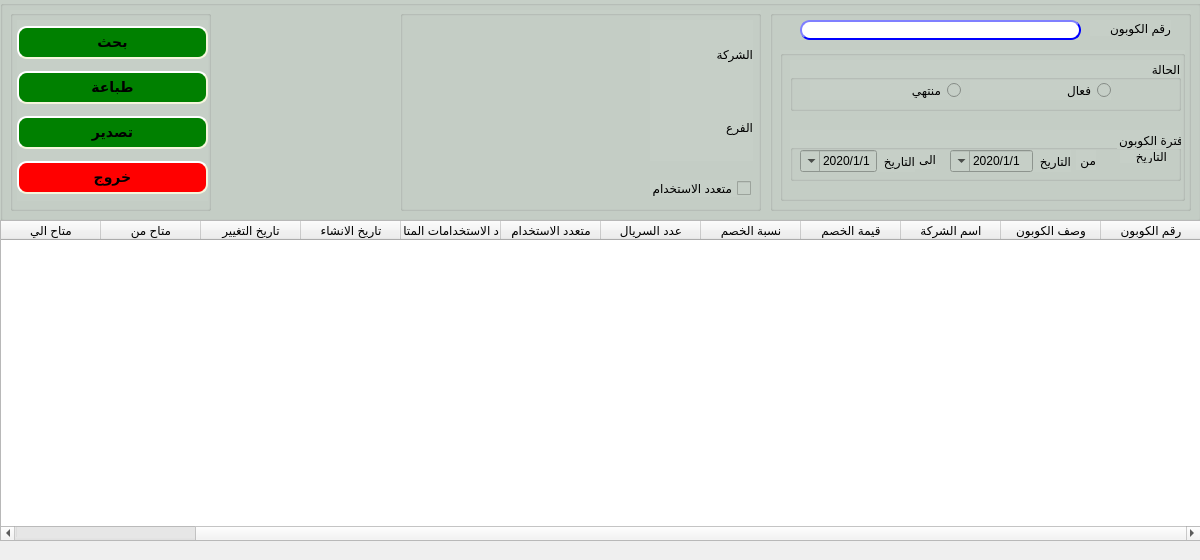
shymaa123456/HyperPOS2020, file presentation/reports_ui/Coupon_display.ui: the form before one commit.
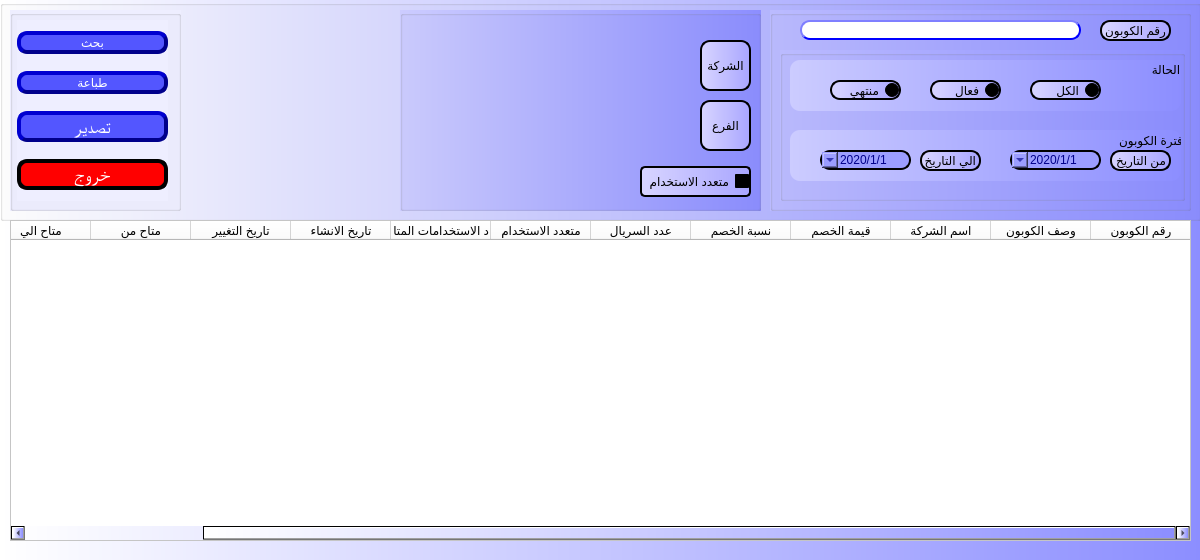
The form after the commit.

Commit message: finalize Coupon comments

Patch:
```diff
--- a/presentation/reports_ui/Coupon_display.ui
+++ b/presentation/reports_ui/Coupon_display.ui
@@ -31,6 +31,9 @@
   <property name="layoutDirection">
    <enum>Qt::RightToLeft</enum>
   </property>
+  <property name="styleSheet">
+   <string notr="true">background-color: qlineargradient(spread:pad, x1:0, y1:0, x2:1, y2:0, stop:0 #ffffff, stop:1 #8c8eff);</string>
+  </property>
   <widget class="QGroupBox" name="groupBox">
    <property name="geometry">
     <rect>
@@ -51,9 +54,7 @@
     <enum>Qt::LeftToRight</enum>
    </property>
    <property name="styleSheet">
-    <string notr="true">
-                    background-color: rgb(198, 207, 199);
-                </string>
+    <string notr="true">background-color: qlineargradient(spread:pad, x1:0, y1:0, x2:1, y2:0, stop:0 #ffffff, stop:1 #8c8eff);</string>
    </property>
    <property name="title">
     <string/>
@@ -70,35 +71,12 @@
       <height>201</height>
      </rect>
     </property>
+    <property name="styleSheet">
+     <string notr="true">background-color: qlineargradient(spread:pad, x1:0, y1:0, x2:1, y2:0, stop:0 #ccccff, stop:1 #8c8eff);</string>
+    </property>
     <property name="title">
      <string/>
     </property>
-    <widget class="QWidget" name="layoutWidget">
-     <property name="geometry">
-      <rect>
-       <x>250</x>
-       <y>10</y>
-       <width>103</width>
-       <height>141</height>
-      </rect>
-     </property>
-     <layout class="QVBoxLayout" name="verticalLayout_2">
-      <item>
-       <widget class="QLabel" name="label_4">
-        <property name="text">
-         <string>الشركة</string>
-        </property>
-       </widget>
-      </item>
-      <item>
-       <widget class="QLabel" name="label_11">
-        <property name="text">
-         <string>الفرع</string>
-        </property>
-       </widget>
-      </item>
-     </layout>
-    </widget>
     <widget class="QComboBox" name="CMB_level4">
      <property name="geometry">
       <rect>
@@ -112,19 +90,75 @@
     <widget class="QCheckBox" name="QcheckBox_multi">
      <property name="geometry">
       <rect>
-       <x>250</x>
-       <y>170</y>
-       <width>101</width>
-       <height>17</height>
+       <x>240</x>
+       <y>156</y>
+       <width>111</width>
+       <height>31</height>
       </rect>
      </property>
      <property name="layoutDirection">
       <enum>Qt::RightToLeft</enum>
      </property>
+     <property name="styleSheet">
+      <string notr="true">color:Black;
+background-color: qlineargradient(spread:pad, x1:0, y1:0, x2:1, y2:0, stop:0 #d8d5ff, stop:1 #a9a6ff);
+border-style: outset;
+border-width: 2px;
+border-radius: 5px;
+border-color:black;</string>
+     </property>
      <property name="text">
       <string>متعدد الاستخدام</string>
      </property>
     </widget>
+    <widget class="QLabel" name="label_4">
+     <property name="geometry">
+      <rect>
+       <x>300</x>
+       <y>30</y>
+       <width>51</width>
+       <height>51</height>
+      </rect>
+     </property>
+     <property name="styleSheet">
+      <string notr="true">color:Black;
+background-color: qlineargradient(spread:pad, x1:0, y1:0, x2:1, y2:0, stop:0 #d8d5ff, stop:1 #a9a6ff);
+border-style: outset;
+border-width: 2px;
+border-radius: 10px;
+border-color:black;</string>
+     </property>
+     <property name="text">
+      <string>الشركة</string>
+     </property>
+     <property name="alignment">
+      <set>Qt::AlignCenter</set>
+     </property>
+    </widget>
+    <widget class="QLabel" name="label_11">
+     <property name="geometry">
+      <rect>
+       <x>300</x>
+       <y>90</y>
+       <width>51</width>
+       <height>51</height>
+      </rect>
+     </property>
+     <property name="styleSheet">
+      <string notr="true">color:Black;
+background-color: qlineargradient(spread:pad, x1:0, y1:0, x2:1, y2:0, stop:0 #d8d5ff, stop:1 #a9a6ff);
+border-style: outset;
+border-width: 2px;
+border-radius: 10px;
+border-color:black;</string>
+     </property>
+     <property name="text">
+      <string>الفرع</string>
+     </property>
+     <property name="alignment">
+      <set>Qt::AlignCenter</set>
+     </property>
+    </widget>
    </widget>
    <widget class="QGroupBox" name="groupBox_5">
     <property name="geometry">
@@ -138,6 +172,9 @@
     <property name="layoutDirection">
      <enum>Qt::RightToLeft</enum>
     </property>
+    <property name="styleSheet">
+     <string notr="true">background-color: qlineargradient(spread:pad, x1:0, y1:0, x2:1, y2:0, stop:0 #bbbbff, stop:1 #8c8eff);</string>
+    </property>
     <property name="title">
      <string/>
     </property>
@@ -205,127 +242,130 @@
       <property name="layoutDirection">
        <enum>Qt::RightToLeft</enum>
       </property>
+      <property name="styleSheet">
+       <string notr="true">color:Black;
+background-color: qlineargradient(spread:pad, x1:0, y1:0, x2:1, y2:0, stop:0 #d8d5ff, stop:1 #a9a6ff);
+border-width: 2px;
+border-radius: 10px;
+border-color:black;
+background-color: qlineargradient(spread:pad, x1:0, y1:0, x2:1, y2:0, stop:0 #ccccff, stop:1 #8c8eff);</string>
+      </property>
       <property name="title">
        <string>فترة الكوبون</string>
       </property>
-      <widget class="QWidget" name="layoutWidget_2">
+      <widget class="QDateTimeEdit" name="Qdate_to">
        <property name="geometry">
         <rect>
-         <x>160</x>
+         <x>30</x>
          <y>20</y>
-         <width>121</width>
-         <height>22</height>
-        </rect>
-       </property>
-       <layout class="QHBoxLayout" name="horizontalLayout">
-        <item>
-         <widget class="QLabel" name="label_3">
-          <property name="text">
-           <string>التاريخ</string>
-          </property>
-         </widget>
-        </item>
-        <item>
-         <widget class="QDateTimeEdit" name="Qdate_from">
-          <property name="layoutDirection">
-           <enum>Qt::RightToLeft</enum>
-          </property>
-          <property name="minimumDateTime">
-           <datetime>
-            <hour>0</hour>
-            <minute>0</minute>
-            <second>0</second>
-            <year>2020</year>
-            <month>1</month>
-            <day>1</day>
-           </datetime>
-          </property>
-          <property name="displayFormat">
-           <string>d/M/yyyy</string>
-          </property>
-          <property name="calendarPopup">
-           <bool>true</bool>
-          </property>
-         </widget>
-        </item>
-       </layout>
-      </widget>
-      <widget class="QLabel" name="label_9">
-       <property name="geometry">
-        <rect>
-         <x>286</x>
-         <y>20</y>
-         <width>20</width>
+         <width>91</width>
          <height>20</height>
         </rect>
        </property>
-       <property name="text">
-        <string>من</string>
+       <property name="styleSheet">
+        <string notr="true">color:darkblue;
+background-color: qlineargradient(spread:pad, x1:0, y1:0, x2:1, y2:0, stop:0 #d8d5ff, stop:1 #a9a6ff);
+border-style: outset;
+border-width: 2px;
+border-radius: 10px;
+border-color:black;
+background-color: #9c9eff;</string>
        </property>
+       <property name="minimumDateTime">
+        <datetime>
+         <hour>0</hour>
+         <minute>0</minute>
+         <second>0</second>
+         <year>2020</year>
+         <month>1</month>
+         <day>1</day>
+        </datetime>
+       </property>
+       <property name="displayFormat">
+        <string>d/M/yyyy</string>
+       </property>
+       <property name="calendarPopup">
+        <bool>true</bool>
+       </property>
       </widget>
-      <widget class="QLabel" name="label_10">
+      <widget class="QLabel" name="label_8">
        <property name="geometry">
         <rect>
-         <x>120</x>
+         <x>130</x>
          <y>20</y>
-         <width>26</width>
-         <height>19</height>
+         <width>61</width>
+         <height>21</height>
         </rect>
        </property>
+       <property name="styleSheet">
+        <string notr="true">color:Black;
+background-color: qlineargradient(spread:pad, x1:0, y1:0, x2:1, y2:0, stop:0 #d8d5ff, stop:1 #a9a6ff);
+border-style: outset;
+border-width: 2px;
+border-radius: 10px;
+border-color:black;</string>
+       </property>
        <property name="text">
-        <string>الى</string>
+        <string>الي التاريخ</string>
        </property>
       </widget>
-      <widget class="QWidget" name="layoutWidget_3">
+      <widget class="QDateTimeEdit" name="Qdate_from">
        <property name="geometry">
         <rect>
-         <x>10</x>
+         <x>220</x>
          <y>20</y>
-         <width>115</width>
-         <height>22</height>
+         <width>91</width>
+         <height>20</height>
         </rect>
        </property>
-       <layout class="QHBoxLayout" name="horizontalLayout_2">
-        <item>
-         <widget class="QLabel" name="label_8">
-          <property name="text">
-           <string>التاريخ</string>
-          </property>
-         </widget>
-        </item>
-        <item>
-         <widget class="QDateTimeEdit" name="Qdate_to">
-          <property name="minimumDateTime">
-           <datetime>
-            <hour>0</hour>
-            <minute>0</minute>
-            <second>0</second>
-            <year>2020</year>
-            <month>1</month>
-            <day>1</day>
-           </datetime>
-          </property>
-          <property name="displayFormat">
-           <string>d/M/yyyy</string>
-          </property>
-          <property name="calendarPopup">
-           <bool>true</bool>
-          </property>
-         </widget>
-        </item>
-       </layout>
+       <property name="layoutDirection">
+        <enum>Qt::RightToLeft</enum>
+       </property>
+       <property name="styleSheet">
+        <string notr="true">color:darkblue;
+background-color: qlineargradient(spread:pad, x1:0, y1:0, x2:1, y2:0, stop:0 #d8d5ff, stop:1 #a9a6ff);
+border-style: outset;
+border-width: 2px;
+border-radius: 10px;
+border-color:black;
+background-color: #9c9eff;</string>
+       </property>
+       <property name="minimumDateTime">
+        <datetime>
+         <hour>0</hour>
+         <minute>0</minute>
+         <second>0</second>
+         <year>2020</year>
+         <month>1</month>
+         <day>1</day>
+        </datetime>
+       </property>
+       <property name="displayFormat">
+        <string>d/M/yyyy</string>
+       </property>
+       <property name="calendarPopup">
+        <bool>true</bool>
+       </property>
       </widget>
-      <widget class="QLabel" name="label">
+      <widget class="QLabel" name="label_3">
        <property name="geometry">
         <rect>
-         <x>330</x>
+         <x>320</x>
          <y>20</y>
-         <width>47</width>
-         <height>13</height>
+         <width>61</width>
+         <height>21</height>
         </rect>
        </property>
+       <property name="styleSheet">
+        <string notr="true">color:Black;
+background-color: qlineargradient(spread:pad, x1:0, y1:0, x2:1, y2:0, stop:0 #d8d5ff, stop:1 #a9a6ff);
+border-style: outset;
+border-width: 2px;
+border-radius: 10px;
+border-color:black;</string>
+       </property>
        <property name="text">
-        <string>التاريخ</string>
+        <string>من التاريخ</string>
        </property>
       </widget>
      </widget>
@@ -341,18 +381,34 @@
       <property name="layoutDirection">
        <enum>Qt::RightToLeft</enum>
       </property>
+      <property name="styleSheet">
+       <string notr="true">color:Black;
+background-color: qlineargradient(spread:pad, x1:0, y1:0, x2:1, y2:0, stop:0 #d8d5ff, stop:1 #a9a6ff);
+border-width: 2px;
+border-radius: 10px;
+border-color:black;
+background-color: qlineargradient(spread:pad, x1:0, y1:0, x2:1, y2:0, stop:0 #ccccff, stop:1 #8c8eff);</string>
+      </property>
       <property name="title">
        <string>الحالة</string>
       </property>
       <widget class="QRadioButton" name="radioBtnPromActive">
        <property name="geometry">
         <rect>
-         <x>180</x>
+         <x>140</x>
          <y>20</y>
-         <width>141</width>
+         <width>71</width>
          <height>20</height>
         </rect>
        </property>
+       <property name="styleSheet">
+        <string notr="true">color:Black;
+background-color: qlineargradient(spread:pad, x1:0, y1:0, x2:1, y2:0, stop:0 #d8d5ff, stop:1 #a9a6ff);
+border-style: outset;
+border-width: 2px;
+border-radius: 10px;
+border-color:black;</string>
+       </property>
        <property name="text">
         <string>فعال</string>
        </property>
@@ -360,27 +416,70 @@
       <widget class="QRadioButton" name="radioBtnPromExpired">
        <property name="geometry">
         <rect>
-         <x>20</x>
+         <x>40</x>
          <y>20</y>
-         <width>151</width>
+         <width>71</width>
          <height>20</height>
         </rect>
        </property>
+       <property name="styleSheet">
+        <string notr="true">color:Black;
+background-color: qlineargradient(spread:pad, x1:0, y1:0, x2:1, y2:0, stop:0 #d8d5ff, stop:1 #a9a6ff);
+border-style: outset;
+border-width: 2px;
+border-radius: 10px;
+border-color:black;</string>
+       </property>
        <property name="text">
         <string>منتهي</string>
        </property>
       </widget>
+      <widget class="QRadioButton" name="radioBtnPromAll">
+       <property name="enabled">
+        <bool>true</bool>
+       </property>
+       <property name="geometry">
+        <rect>
+         <x>240</x>
+         <y>20</y>
+         <width>71</width>
+         <height>20</height>
+        </rect>
+       </property>
+       <property name="styleSheet">
+        <string notr="true">color:Black;
+background-color: qlineargradient(spread:pad, x1:0, y1:0, x2:1, y2:0, stop:0 #d8d5ff, stop:1 #a9a6ff);
+border-style: outset;
+border-width: 2px;
+border-radius: 10px;
+border-color:black;</string>
+       </property>
+       <property name="text">
+        <string>الكل</string>
+       </property>
+       <property name="checked">
+        <bool>true</bool>
+       </property>
+      </widget>
      </widget>
     </widget>
     <widget class="QLabel" name="labelCopNum">
      <property name="geometry">
       <rect>
-       <x>320</x>
+       <x>330</x>
        <y>10</y>
-       <width>81</width>
-       <height>16</height>
+       <width>71</width>
+       <height>21</height>
       </rect>
      </property>
+     <property name="styleSheet">
+      <string notr="true">color:Black;
+background-color: qlineargradient(spread:pad, x1:0, y1:0, x2:1, y2:0, stop:0 #d8d5ff, stop:1 #a9a6ff);
+border-style: outset;
+border-width: 2px;
+border-radius: 10px;
+border-color:black;</string>
+     </property>
      <property name="text">
       <string>رقم الكوبون</string>
      </property>
@@ -391,10 +490,13 @@
      <rect>
       <x>10</x>
       <y>10</y>
-      <width>201</width>
+      <width>171</width>
       <height>201</height>
      </rect>
     </property>
+    <property name="styleSheet">
+     <string notr="true">background-color: qlineargradient(spread:pad, x1:0, y1:0, x2:1, y2:0, stop:0 #eeeeff, stop:1 #eeeeff);</string>
+    </property>
     <property name="title">
      <string/>
     </property>
@@ -403,7 +505,7 @@
       <rect>
        <x>7</x>
        <y>10</y>
-       <width>191</width>
+       <width>151</width>
        <height>181</height>
       </rect>
      </property>
@@ -420,14 +522,15 @@
          </sizepolicy>
         </property>
         <property name="styleSheet">
-         <string notr="true">QPushButton{background-color: green;
+         <string notr="true">QPushButton{
+                                        background-color: #5356ff;
                                         border-style: outset;
-                                        border-width: 2px;
+                                        border-width: 4px;
                                         border-radius: 10px;
-                                        border-color: beige;
-                                        font: bold 14px;
-                                        min-width: 10em;
-                                        padding: 6px;}
+                                        border-color: darkblue;
+                    color:white;
+	font: 75 14pt &quot;MS Shell Dlg 2&quot;;
+	                                    }
                                         QPushButton:hover {
                                         background: qradialgradient(
                                         cx: 0.3, cy: -0.4, fx: 0.3, fy: -0.4,
@@ -440,8 +543,7 @@
                                         cx: 0.4, cy: -0.1, fx: 0.4, fy: -0.1,
                                         radius: 1.35, stop: 0 #fff, stop: 1 #ddd
                                         );
-                                        }
-                                    </string>
+                                        }</string>
         </property>
         <property name="text">
          <string>بحث</string>
@@ -457,14 +559,15 @@
          </sizepolicy>
         </property>
         <property name="styleSheet">
-         <string notr="true">QPushButton{background-color: green;
+         <string notr="true">QPushButton{
+                                        background-color: #5356ff;
                                         border-style: outset;
-                                        border-width: 2px;
+                                        border-width: 4px;
                                         border-radius: 10px;
-                                        border-color: beige;
-                                        font: bold 14px;
-                                        min-width: 10em;
-                                        padding: 6px;}
+                                        border-color: darkblue;
+                    color:white;
+	font: 75 14pt &quot;MS Shell Dlg 2&quot;;
+	                                    }
                                         QPushButton:hover {
                                         background: qradialgradient(
                                         cx: 0.3, cy: -0.4, fx: 0.3, fy: -0.4,
@@ -477,8 +580,7 @@
                                         cx: 0.4, cy: -0.1, fx: 0.4, fy: -0.1,
                                         radius: 1.35, stop: 0 #fff, stop: 1 #ddd
                                         );
-                                        }
-                                    </string>
+                                        }</string>
         </property>
         <property name="text">
          <string>طباعة</string>
@@ -495,21 +597,23 @@
         </property>
         <property name="font">
          <font>
-          <pointsize>-1</pointsize>
-          <weight>75</weight>
+          <family>MS Shell Dlg 2</family>
+          <pointsize>14</pointsize>
+          <weight>9</weight>
           <italic>false</italic>
-          <bold>true</bold>
+          <bold>false</bold>
          </font>
         </property>
         <property name="styleSheet">
-         <string notr="true">QPushButton{background-color: green;
+         <string notr="true">QPushButton{
+                                        background-color: #5356ff;
                                         border-style: outset;
-                                        border-width: 2px;
+                                        border-width: 4px;
                                         border-radius: 10px;
-                                        border-color: beige;
-                                        font: bold 14px;
-                                        min-width: 10em;
-                                        padding: 6px;}
+                                        border-color: darkblue;
+                    color:white;
+	font: 75 14pt &quot;MS Shell Dlg 2&quot;;
+	                                    }
                                         QPushButton:hover {
                                         background: qradialgradient(
                                         cx: 0.3, cy: -0.4, fx: 0.3, fy: -0.4,
@@ -522,8 +626,7 @@
                                         cx: 0.4, cy: -0.1, fx: 0.4, fy: -0.1,
                                         radius: 1.35, stop: 0 #fff, stop: 1 #ddd
                                         );
-                                        }
-                                    </string>
+                                        }</string>
         </property>
         <property name="text">
          <string>تصدير</string>
@@ -540,21 +643,23 @@
         </property>
         <property name="font">
          <font>
-          <pointsize>-1</pointsize>
-          <weight>75</weight>
+          <family>MS Shell Dlg 2</family>
+          <pointsize>14</pointsize>
+          <weight>9</weight>
           <italic>false</italic>
-          <bold>true</bold>
+          <bold>false</bold>
          </font>
         </property>
         <property name="styleSheet">
-         <string notr="true">QPushButton{background-color: red;
+         <string notr="true">QPushButton{
+                                        background-color: red;
                                         border-style: outset;
-                                        border-width: 2px;
+                                        border-width: 4px;
                                         border-radius: 10px;
-                                        border-color: beige;
-                                        font: bold 14px;
-                                        min-width: 10em;
-                                        padding: 6px;}
+                                        border-color: whitered;
+                    color:white;
+	font: 75 14pt &quot;MS Shell Dlg 2&quot;;
+	                                    }
                                         QPushButton:hover {
                                         background: qradialgradient(
                                         cx: 0.3, cy: -0.4, fx: 0.3, fy: -0.4,
@@ -567,8 +672,7 @@
                                         cx: 0.4, cy: -0.1, fx: 0.4, fy: -0.1,
                                         radius: 1.35, stop: 0 #fff, stop: 1 #ddd
                                         );
-                                        }
-                                    </string>
+                                        }</string>
         </property>
         <property name="text">
          <string>خروج</string>
@@ -585,9 +689,9 @@
   <widget class="QWidget" name="gridLayoutWidget_4">
    <property name="geometry">
     <rect>
-     <x>0</x>
+     <x>10</x>
      <y>220</y>
-     <width>1201</width>
+     <width>1181</width>
      <height>321</height>
     </rect>
    </property>
@@ -595,7 +699,7 @@
     <item row="0" column="0">
      <widget class="QTableWidget" name="Qtable_promotion">
       <property name="styleSheet">
-       <string notr="true"/>
+       <string notr="true">background-color: rgb(255, 255, 255);</string>
       </property>
       <property name="columnCount">
        <number>13</number>
```
Left out of the diff: 16 changed lines with no effect on the pictures.
